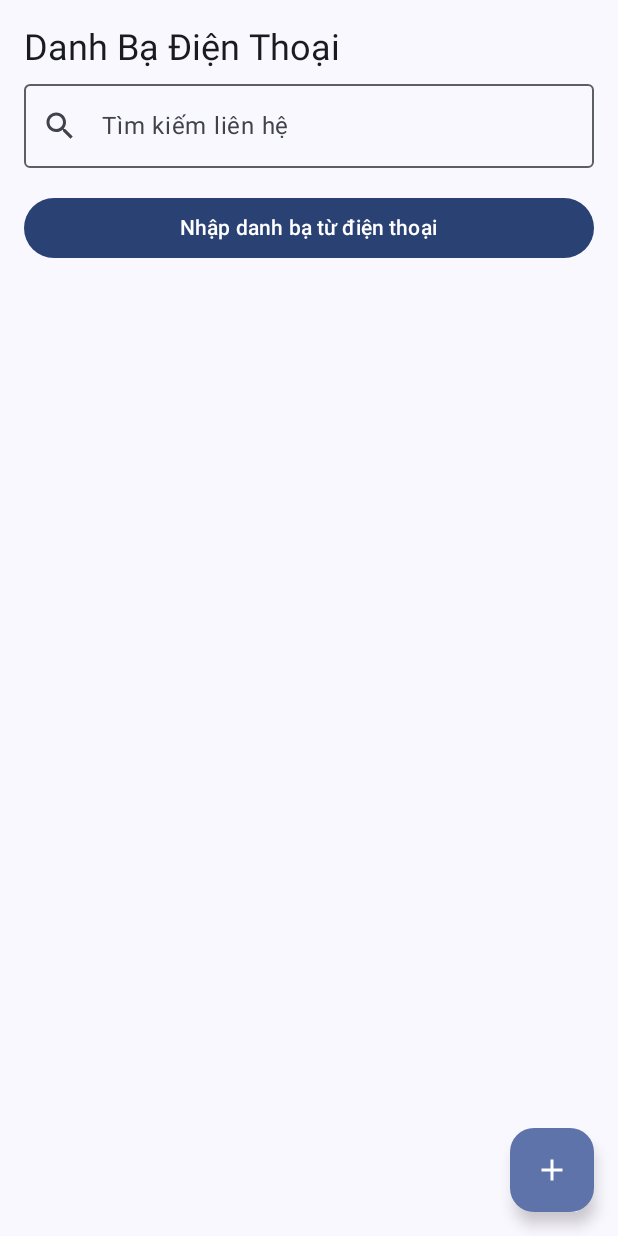
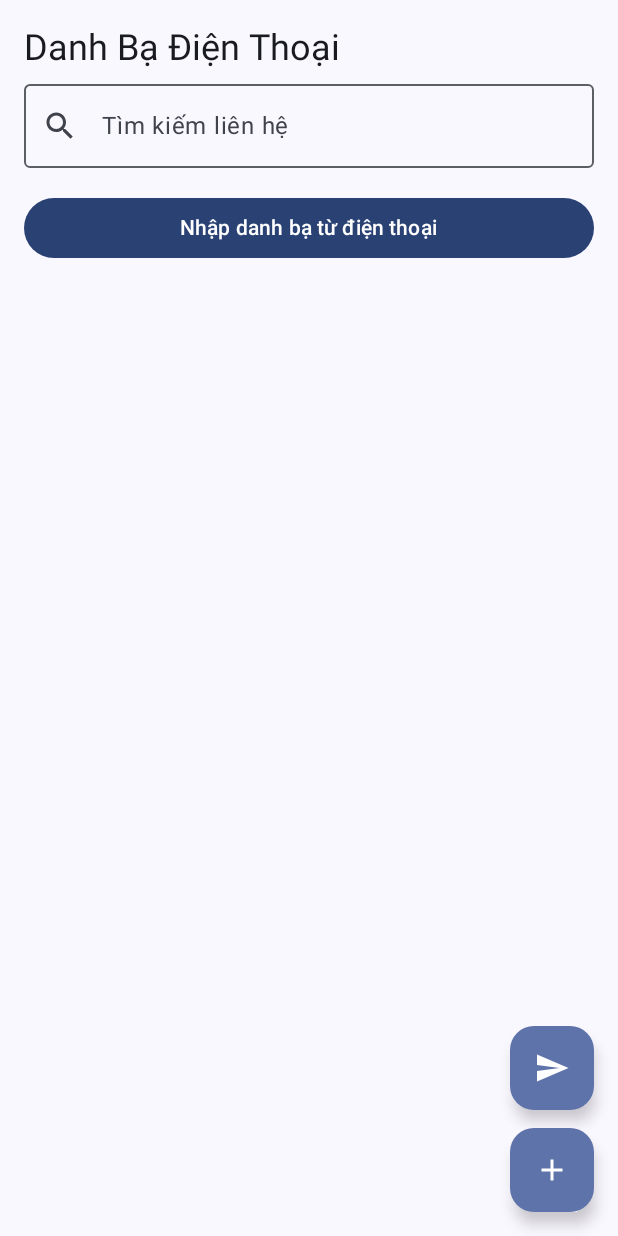
Before and after one commit to Peekapoo-217/AndroidCore, an Android app built with Jetpack Compose: the screen it shows after launch (MainActivity), on a phone screen of 412 x 824 dp. Run offline under Robolectric (Android 15) with nearby library versions, the phone set to English and light mode, and no system bars; our stand-ins replace Room's generated code, livedata-compose.

```diff
--- a/app/src/main/java/com/example/mycontact/MainActivity.kt
+++ b/app/src/main/java/com/example/mycontact/MainActivity.kt
@@ -9,10 +9,12 @@ import androidx.core.view.WindowCompat
 import androidx.compose.foundation.layout.*
 import androidx.compose.material.icons.Icons
 import androidx.compose.material.icons.filled.Add
+import androidx.compose.material.icons.filled.Send
 import androidx.compose.material3.*
 import androidx.compose.runtime.*
 import androidx.compose.runtime.livedata.observeAsState
 import androidx.compose.ui.Modifier
+import androidx.compose.ui.unit.dp
 import androidx.core.app.ActivityCompat
 import androidx.core.content.ContextCompat
 import androidx.lifecycle.viewmodel.compose.viewModel
@@ -22,6 +24,7 @@ import androidx.navigation.compose.rememberNavController
 import com.example.mycontact.gui.AddContactScreen
 import com.example.mycontact.gui.ContactDetailScreen
 import com.example.mycontact.gui.ContactListScreen
+import com.example.mycontact.gui.SendSmsScreen
 import com.example.mycontact.ui.theme.MyContactTheme
 import com.example.mycontact.viewmodel.ContactViewModel
 import com.example.mycontact.viewmodel.ContactViewModelFactory
@@ -56,15 +59,42 @@ class MainActivity : ComponentActivity() {
                 val allContacts by contactViewModel.allContacts.observeAsState(emptyList())
 
                 Scaffold(
-                    floatingActionButton = {
+/*                    floatingActionButton = {
                         FloatingActionButton(onClick = { navController.navigate(Route.AddContact) }) {
                             Icon(Icons.Default.Add, contentDescription = "Thêm liên hệ")
                         }
+                    }*/
+                    floatingActionButton = {
+                        Column {
+                            FloatingActionButton(
+                                onClick = { navController.navigate(Route.SendSms) },
+                                modifier = Modifier.padding(bottom = 12.dp)
+                            ) {
+                                Icon(Icons.Default.Send, contentDescription = "Gửi tin nhắn")
+                            }
+
+                            FloatingActionButton(
+                                onClick = { navController.navigate(Route.AddContact) }
+                            ) {
+                                Icon(Icons.Default.Add, contentDescription = "Thêm liên hệ")
+                            }
+                        }
                     }
+
+
+
                 ) { innerPadding ->
                     Box(modifier = Modifier.padding(innerPadding)) {
 
                         NavHost(navController = navController, startDestination = Route.ContactList) {
+
+                            composable(Route.SendSms) {
+                                SendSmsScreen(
+                                    viewModel = contactViewModel,
+                                    onBack = { navController.popBackStack() }
+                                )
+                            }
+
 
                             composable(Route.ContactList) {
                                 ContactListScreen(
--- a/app/src/main/java/com/example/mycontact/Route.kt
+++ b/app/src/main/java/com/example/mycontact/Route.kt
@@ -2,6 +2,6 @@ object Route {
     const val ContactList = "contactList"
     const val AddContact = "addContact"
     const val ContactDetail = "contactDetail/{contactId}"
-
+    const val SendSms = "send_sms"
     fun contactDetailRoute(id: Int): String = "contactDetail/$id"
 }
```
Also changed, not shown: app/src/main/java/com/example/mycontact/gui/SendSmsScreen.kt (added, +74 -0 lines), app/src/main/java/com/example/mycontact/utils/SmsUtils.kt (added, +14 -0 lines), app/src/main/java/com/example/mycontact/viewmodel/ContactViewModel.kt (+19 -2 lines).
